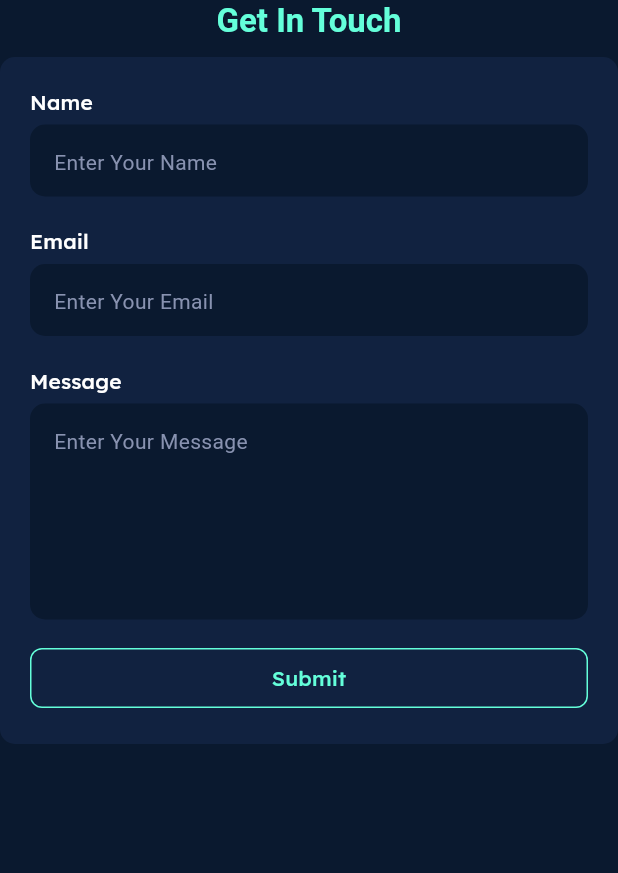
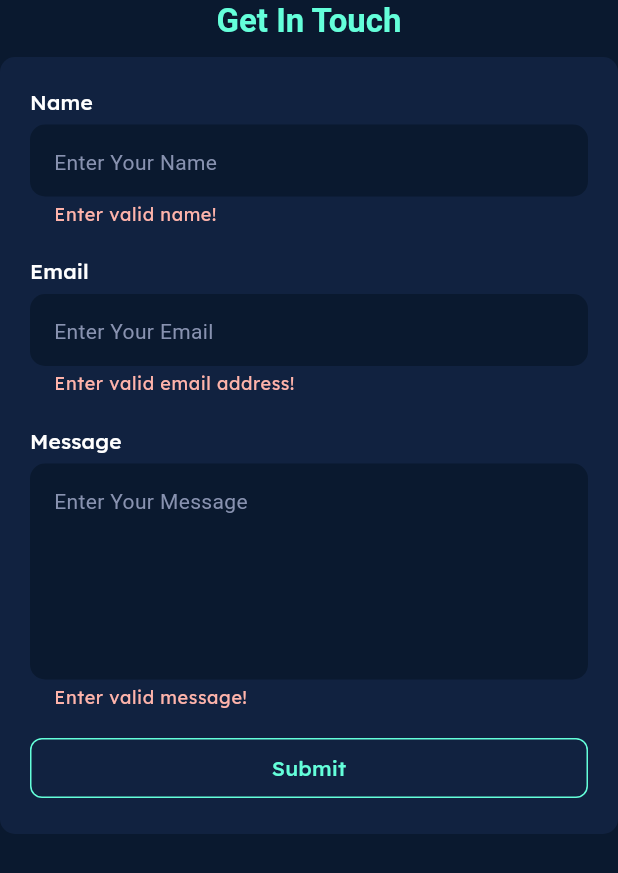
Before and after one commit to antonyaiwin/antonyaiwin.github.io, a Flutter app: the ContactSection widget shown alone on an empty page, opened directly, after a tap on "Submit", on a phone screen of 412 x 824 dp. Shown: the top 873 px of the screen. Run offline on Flutter 3.47's test engine with Material 3 defaults, Android fonts, the phone set to English and light mode, and no system bars; our stand-ins replace carousel_slider, email_validator, google_fonts, icons_plus; Roboto replaces fonts that are missing (Asar).

Commit message:
added contact form redirect to google forms

```diff
--- /dev/null
+++ b/lib/controller/contact_section_controller.dart
@@ -0,0 +1,135 @@
+import 'dart:developer';
+
+import 'package:email_validator/email_validator.dart';
+import 'package:flutter/material.dart';
+import 'package:flutter_personal_portfolio/core/constants/color_constants.dart';
+import 'package:flutter_personal_portfolio/core/constants/string_constants.dart';
+import 'package:url_launcher/url_launcher.dart';
+
+class ContactSectionController extends ChangeNotifier {
+  bool submittingData = false;
+  final TextEditingController nameController = TextEditingController();
+  final TextEditingController emailController = TextEditingController();
+  final TextEditingController messageController = TextEditingController();
+  final GlobalKey<FormState> formKey = GlobalKey();
+
+  Future<void> submitForm(BuildContext context) async {
+    if (formKey.currentState?.validate() ?? false) {
+      submittingData = true;
+      notifyListeners();
+      try {
+        Uri uri = Uri.parse(contactFormLink);
+
+        uri = Uri(
+          scheme: uri.scheme,
+          host: uri.host,
+          path: uri.path,
+          query: uri.query,
+          queryParameters: {
+            contactFormNameElementId: nameController.text,
+            contactFormEmailElementId: emailController.text,
+            contactFormMessageElementId: messageController.text,
+          },
+        );
+        launchUrl(uri);
+        clearTextField();
+        // log(uri.toString());
+        // var response = await http.post(
+        //   uri,
+        //   body: {
+        //     contactFormNameElementId: nameController.text,
+        //     contactFormEmailElementId: emailController.text,
+        //     contactFormMessageElementId: messageController.text,
+        //   },
+        // ).timeout(const Duration(seconds: 10));
+        // log(response.toString());
+        // if (response.statusCode == 200) {
+        //   clearTextField();
+
+        //   if (context.mounted) {
+        //     showSuccessDialog(context);
+        //   }
+        // } else {
+        //   if (context.mounted) {
+        //     showErrorSnackbar(context);
+        //   }
+        // }
+        // } on http.ClientException catch (e) {
+        //   log(e.message.toString());
+        // log(e.uri.toString());
+        // if (context.mounted) {
+        //   showErrorSnackbar(context);
+        // }
+      } on Exception catch (e) {
+        log(e.toString());
+        // log(e.runtimeType.toString());
+        // if (context.mounted) {
+        //   showErrorSnackbar(context);
+        // }
+      }
+      submittingData = false;
+      notifyListeners();
+    }
+  }
+
+  void clearTextField() {
+    nameController.clear();
+    emailController.clear();
+    messageController.clear();
+  }
+
+  void showSuccessDialog(BuildContext context) {
+    showAdaptiveDialog(
+      context: context,
+      builder: (context) => AlertDialog(
+        title: Text(
+          'Your contact details have been submitted successfully. You will be contacted shortly.',
+          style: Theme.of(context)
+              .textTheme
+              .titleMedium
+              ?.copyWith(color: ColorConstants.primaryWhite),
+        ),
+        actions: [
+          TextButton(
+            onPressed: () {
+              Navigator.pop(context);
+            },
+            child: const Text('OK'),
+          ),
+        ],
+      ),
+    );
+  }
+
+  void showErrorSnackbar(context) {
+    ScaffoldMessenger.of(context).showSnackBar(
+      const SnackBar(
+        content: Text('Something went wrong. Details not submitted!'),
+      ),
+    );
+  }
+
+  String? nameValidator(String? value) {
+    if (value != null && value.length >= 3) {
+      return null;
+    } else {
+      return 'Enter valid name!';
+    }
+  }
+
+  String? emailValidator(String? value) {
+    if (EmailValidator.validate(value ?? '')) {
+      return null;
+    } else {
+      return 'Enter valid email address!';
+    }
+  }
+
+  String? messageValidator(String? value) {
+    if (value != null && value.isNotEmpty) {
+      return null;
+    } else {
+      return 'Enter valid message!';
+    }
+  }
+}
--- a/lib/core/constants/string_constants.dart
+++ b/lib/core/constants/string_constants.dart
@@ -5,6 +5,13 @@ const String stackOverflowUrl =
 const String mailUrl = 'mailto:antonyaiwin007@gmail.com';
 const String resumeLink = 'resume/Antony-Aiwin-Flutter-Developer.pdf';
 
+//contact google form metadata
+const String contactFormLink =
+    'https://docs.google.com/forms/u/0/d/e/1FAIpQLSctaTcLVqSu1RCrPyJygtbAAS26ppgNvNpfv7dDsyXluoL2vw/formResponse';
+const String contactFormNameElementId = 'entry.2005620554';
+const String contactFormEmailElementId = 'entry.1045781291';
+const String contactFormMessageElementId = 'entry.839337160';
+
 const String aboutMe = '''
 I'm a software developer specializing in cross-platform mobile application development using Flutter framework.
 I also love exploring new technologies and frameworks to expand my expertise and bring innovative solutions to life.
--- a/lib/view/home_screen/sections/contact_section/contact_section.dart
+++ b/lib/view/home_screen/sections/contact_section/contact_section.dart
@@ -1,5 +1,7 @@
 import 'package:flutter/material.dart';
+import 'package:flutter_personal_portfolio/controller/contact_section_controller.dart';
 import 'package:flutter_personal_portfolio/core/constants/color_constants.dart';
+import 'package:provider/provider.dart';
 
 import '../../../../global_widgets/elevated_container.dart';
 import '../../../../global_widgets/subtitle.dart';
@@ -9,8 +11,11 @@ class ContactSection extends StatelessWidget {
 
   @override
   Widget build(BuildContext context) {
+    var contactFormProvider = context.read<ContactSectionController>();
     return ConstrainedBox(
       constraints: BoxConstraints.loose(const Size.fromWidth(700)),
+      child: Form(
+        key: contactFormProvider.formKey,
         child: Column(
           children: [
             const Subtitle(text: 'Get In Touch'),
@@ -25,8 +30,10 @@ class ContactSection extends StatelessWidget {
                   ),
                   const SizedBox(height: 5),
                   TextFormField(
+                    controller: contactFormProvider.nameController,
                     decoration:
                         const InputDecoration(hintText: 'Enter Your Name'),
+                    validator: contactFormProvider.nameValidator,
                   ),
                   const SizedBox(height: 20),
                   const ContactSubtitle(
@@ -34,28 +41,42 @@ class ContactSection extends StatelessWidget {
                   ),
                   const SizedBox(height: 5),
                   TextFormField(
+                    controller: contactFormProvider.emailController,
                     decoration:
                         const InputDecoration(hintText: 'Enter Your Email'),
+                    validator: contactFormProvider.emailValidator,
                   ),
                   const SizedBox(height: 20),
                   const ContactSubtitle(text: 'Message'),
                   const SizedBox(height: 5),
                   TextFormField(
+                    controller: contactFormProvider.messageController,
                     decoration:
                         const InputDecoration(hintText: 'Enter Your Message'),
                     maxLines: 5,
+                    validator: contactFormProvider.messageValidator,
                   ),
                   const SizedBox(height: 15),
+                  Consumer<ContactSectionController>(
+                    builder: (BuildContext context,
+                            ContactSectionController value, Widget? child) =>
                         OutlinedButton(
-                  onPressed: () {},
-                  child: const Center(
-                    child: Text('Submit'),
+                      onPressed: value.submittingData
+                          ? null
+                          : () {
+                              contactFormProvider.submitForm(context);
+                            },
+                      child: Center(
+                        child: Text(
+                            value.submittingData ? 'Submitting...' : 'Submit'),
+                      ),
                     ),
                   ),
                 ],
               ),
             ),
           ],
+        ),
       ),
     );
   }
--- a/pubspec.yaml
+++ b/pubspec.yaml
@@ -40,6 +40,7 @@ dependencies:
   url_launcher: ^6.3.0
   provider: ^6.1.2
   carousel_slider: ^4.2.1
+  email_validator: ^3.0.0
 
 dev_dependencies:
   flutter_test:
```
Also changed, not shown: lib/main.dart (+10 -2 lines), pubspec.lock. Lines whose indentation alone changed are shown as unchanged.
